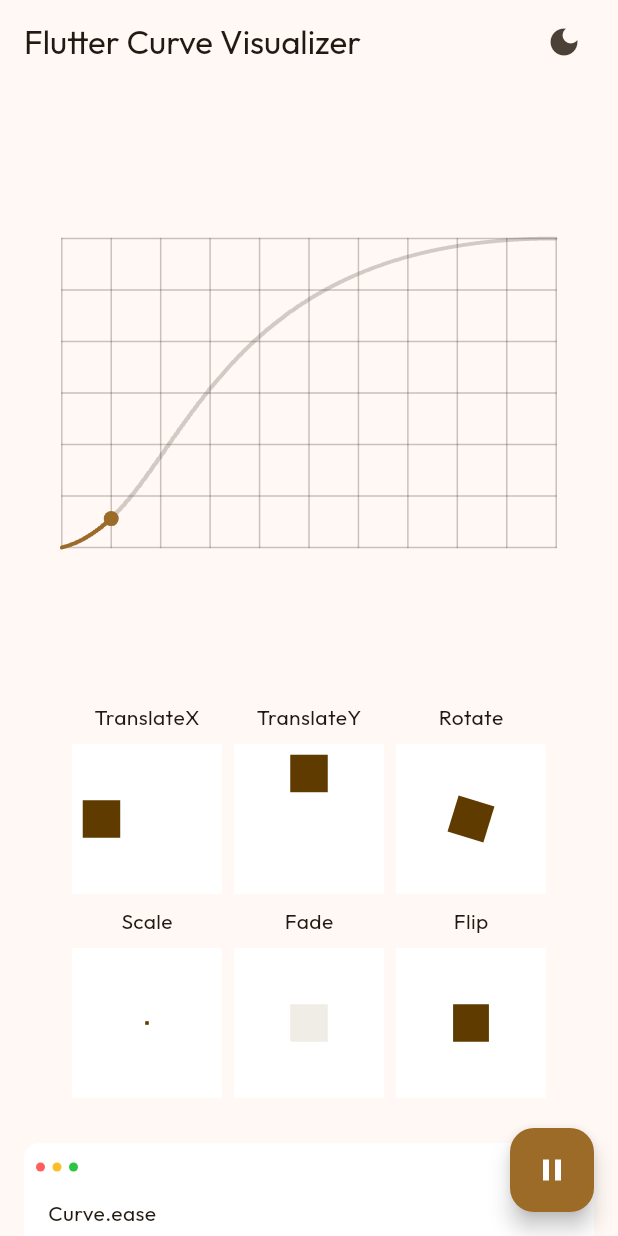
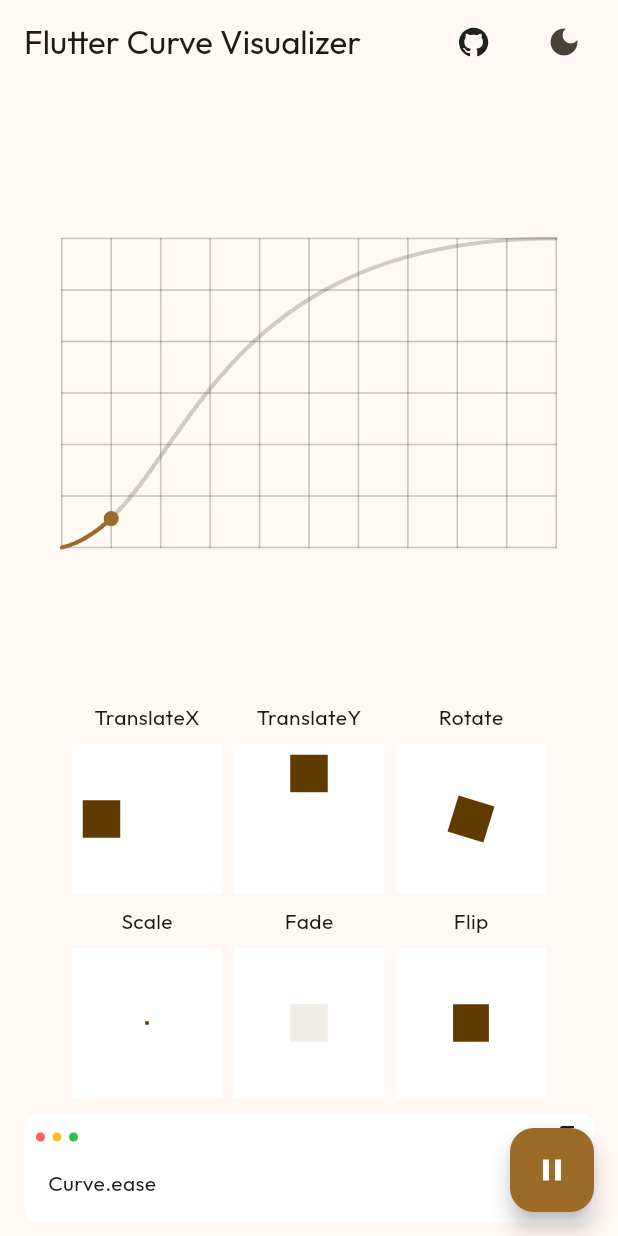
Before and after one commit to vchib1/flutter-curve-visualizer, a Flutter app: the screen it shows after launch, on a phone screen of 412 x 824 dp. Run offline on Flutter 3.47's test engine with Material 3 defaults, Android fonts, the light colour scheme and no system bars; our stand-ins replace flutter_svg, shared_preferences.

Commit message:
added github icon in header

```diff
--- a/lib/views/home_page.dart
+++ b/lib/views/home_page.dart
@@ -6,7 +6,9 @@ import 'package:flutter_curve_visualizer/utils/theme/theme_provider.dart';
 import 'package:flutter_curve_visualizer/views/widgets/animated_box/animated_box_widget.dart';
 import 'package:flutter_curve_visualizer/views/widgets/dropdown_menu.dart';
 import 'package:flutter_curve_visualizer/views/widgets/graph/graph_widget.dart';
+import 'package:flutter_svg/flutter_svg.dart';
 import 'package:provider/provider.dart';
+import 'package:url_launcher/url_launcher.dart';
 
 import 'widgets/code_block.dart';
 
@@ -118,6 +120,8 @@ class _HomePageState extends State<HomePage> with TickerProviderStateMixin {
   Widget build(BuildContext context) {
     final screenMode = ScreenModeWidget.of(context);
 
+    final theme = Theme.of(context);
+
     final decoration = BoxDecoration(
       color: Theme.of(context).colorScheme.onPrimaryFixed,
       borderRadius: BorderRadius.circular(10),
@@ -222,6 +226,24 @@ class _HomePageState extends State<HomePage> with TickerProviderStateMixin {
         actions: [
           Padding(
             padding: const EdgeInsets.only(right: 12.0),
+            child: IconButton(
+              onPressed: () {
+                launchUrl(Uri.parse(
+                    "https://github.com/vchib1/flutter-curve-visualizer"));
+              },
+              icon: SvgPicture.asset(
+                "assets/svg/github.svg",
+                width: theme.iconTheme.size ?? 24,
+                height: theme.iconTheme.size ?? 24,
+                colorFilter: ColorFilter.mode(
+                  theme.iconTheme.color ?? Colors.black,
+                  BlendMode.srcIn,
+                ),
+              ),
+            ),
+          ),
+          Padding(
+            padding: const EdgeInsets.only(right: 12.0),
             child: Consumer<ThemeProvider>(
               builder: (context, value, child) {
                 final iconData = value.getThemeMode() == ThemeMode.dark
@@ -260,19 +282,19 @@ class _HomePageState extends State<HomePage> with TickerProviderStateMixin {
           padding: const EdgeInsets.symmetric(horizontal: 16.0),
           child: switch (ScreenModeWidget.of(context)) {
             ScreenMode.mobile => Column(
-                spacing: 30,
+                spacing: 10,
                 children: [
                   animationWidget,
                   controlsWidget,
-                  const SizedBox(height: 30),
+                  const SizedBox(height: 10),
                 ],
               ),
             ScreenMode.tablet => Column(
-                spacing: 30,
+                spacing: 20,
                 children: [
                   animationWidget,
                   controlsWidget,
-                  const SizedBox(height: 30),
+                  const SizedBox(height: 20),
                 ],
               ),
             ScreenMode.web => Row(
```
Also changed, not shown: pubspec.yaml (+4 -3 lines), assets/svg/github.svg (added), pubspec.lock, 1 other file.
